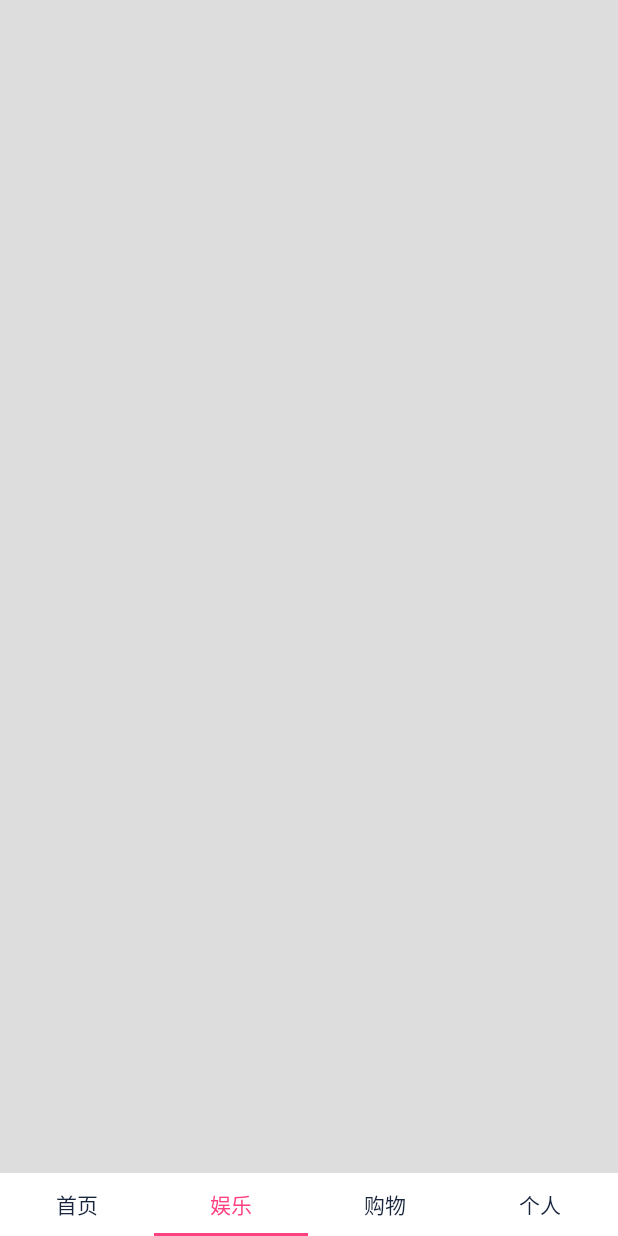
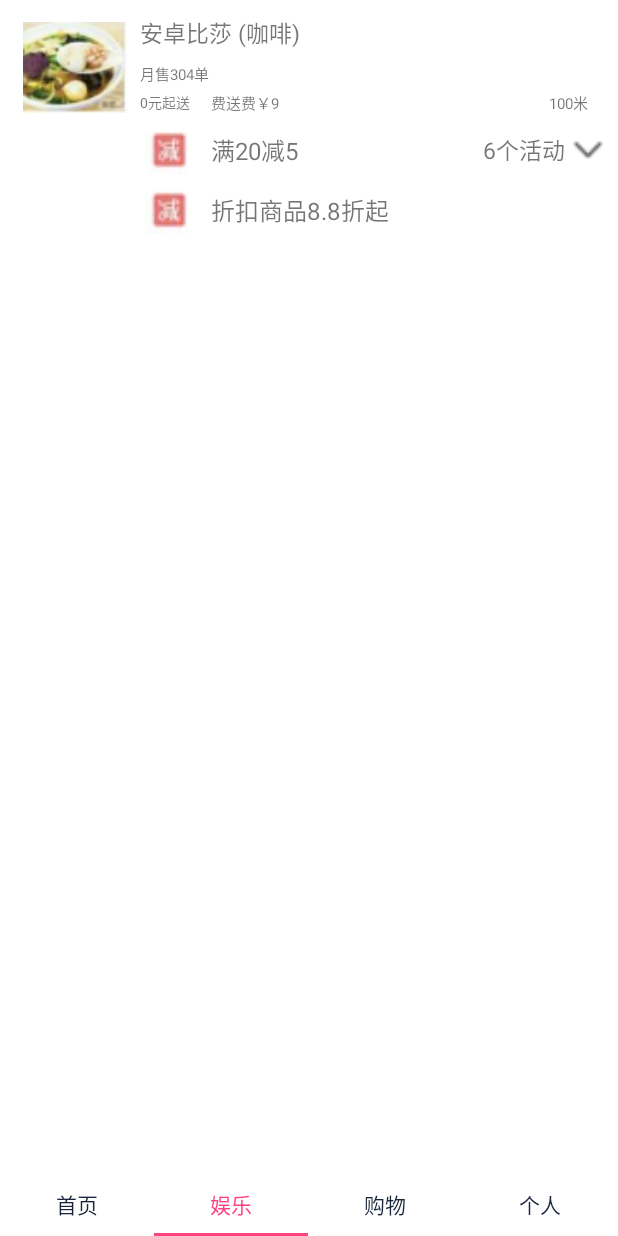
Before and after one commit to lixiangoko/ModuleEagle, an Android app: the screen it shows after launch (MainActivity), item 2 of the bottom bar chosen, on a phone screen of 412 x 824 dp. Run offline under Robolectric (Android 15) with nearby library versions, the phone set to English and light mode, and no system bars; libraries missing offline, so code that uses them is left out: com.lzy.okgo; 2 statements that could not run were skipped.

Commit message:
仿饿了么外卖展示活动列表

```diff
--- a/ModuleEagle/app/build.gradle
+++ b/ModuleEagle/app/build.gradle
@@ -38,7 +38,4 @@ dependencies {
     compile 'com.squareup.picasso:picasso:2.5.2'
     compile 'com.github.bumptech.glide:glide:3.7.0'
     testCompile 'junit:junit:4.12'
-    compile files('libs/aip-java-sdk-3.1.0.jar')
-    compile files('libs/ocr-sdk.jar')
-    compile files('libs/alibaba-cloudapi-sdk-core-1.0.2.jar')
 }
--- a/ModuleEagle/app/src/main/AndroidManifest.xml
+++ b/ModuleEagle/app/src/main/AndroidManifest.xml
@@ -37,7 +37,7 @@
             android:name=".activity.MapActivity"
             android:configChanges="orientation|keyboardHidden|screenSize" />
         <activity android:name=".activity.LongPhotoActivity" />
-        <activity android:name=".activity.BusinessActivity"></activity>
+        <activity android:name=".activity.TextActivity"></activity>
     </application>
 
 </manifest>
--- /dev/null
+++ b/ModuleEagle/app/src/main/java/song/com/cn/myapplication/fold/MyAdapter.java
@@ -0,0 +1,97 @@
+package song.com.cn.myapplication.fold;
+
+import android.content.Context;
+import android.view.View;
+import android.view.ViewGroup;
+import android.widget.BaseExpandableListAdapter;
+import android.widget.TextView;
+
+import java.util.List;
+
+import song.com.cn.myapplication.R;
+
+/**
+ * @author lixiangsong
+ * @date 创建时间 : 2017/9/28
+ * @Description:
+ */
+
+public class MyAdapter extends BaseExpandableListAdapter {
+    private List<String> groupList;//外层的数据源
+    private List<List<String>> childList;//里层的数据源
+    private Context context;
+    private List<String> twoChild;
+    public MyAdapter(Context context, List<String> groupList, List<List<String>> child,List<String> twoChild) {
+        this.context = context;
+        this.groupList = groupList;
+        this.childList = child;
+        this.twoChild = twoChild;
+    }
+
+    @Override
+    public int getGroupCount() {
+        return groupList.size();
+    }
+
+    /**
+     * 这个返回的一定要是对应外层的item里面的List集合的size
+     *
+     * @param groupPosition
+     * @return
+     */
+    @Override
+    public int getChildrenCount(int groupPosition) {
+        return childList.get(groupPosition).size();
+    }
+
+    @Override
+    public Object getGroup(int groupPosition) {
+        return groupPosition;
+    }
+
+    @Override
+    public Object getChild(int groupPosition, int childPosition) {
+        return childList.get(groupPosition).get(childPosition);
+    }
+
+    @Override
+    public long getGroupId(int groupPosition) {
+        return groupPosition;
+    }
+
+    @Override
+    public long getChildId(int groupPosition, int childPosition) {
+        return childPosition;
+    }
+
+    @Override
+    public boolean hasStableIds() {
+        return true;
+    }
+
+    @Override
+    public View getGroupView(int groupPosition, boolean isExpanded, View convertView, ViewGroup parent) {
+        convertView = View.inflate(context, R.layout.map_group_item, null);
+        //分组名字
+        TextView textView = (TextView) convertView.findViewById(R.id.group_textview);
+        //子元素的个数
+        TextView numbe2r = (TextView) convertView.findViewById(R.id.group_textview2);
+        textView.setText(twoChild.get(0));
+        numbe2r.setText(twoChild.get(1));
+        return convertView;
+    }
+
+    @Override
+    public View getChildView(int groupPosition, int childPosition, boolean isLastChild, View view, ViewGroup viewGroup) {
+        view = View.inflate(context, R.layout.map_content_child_item, null);
+        TextView textView = (TextView) view.findViewById(R.id.child_name);
+        //外层的分组名字
+        textView.setText(childList.get(groupPosition).get(childPosition));
+        return view;
+    }
+
+    @Override
+    public boolean isChildSelectable(int groupPosition, int childPosition) {
+        return true;
+    }
+}
--- a/ModuleEagle/app/src/main/java/song/com/cn/myapplication/fragment/HomeFragment.java
+++ b/ModuleEagle/app/src/main/java/song/com/cn/myapplication/fragment/HomeFragment.java
@@ -14,7 +14,6 @@ import android.widget.TextView;
 import android.widget.Toast;
 
 import song.com.cn.myapplication.R;
-import song.com.cn.myapplication.activity.BusinessActivity;
 import song.com.cn.myapplication.activity.LongPhotoActivity;
 import song.com.cn.myapplication.activity.MapActivity;
 import song.com.cn.myapplication.bean.WeatherBean;
@@ -163,8 +162,6 @@ public class HomeFragment extends Fragment implements View.OnClickListener {
                 startActivity(intent);
                 break;
             case R.id.business_tv://营业执照
-                Intent intent2 = new Intent(getActivity(), BusinessActivity.class);
-                startActivity(intent2);
                 break;
         }
     }
--- a/ModuleEagle/app/src/main/java/song/com/cn/myapplication/fragment/RecreationFragment.java
+++ b/ModuleEagle/app/src/main/java/song/com/cn/myapplication/fragment/RecreationFragment.java
@@ -6,9 +6,13 @@ import android.support.v4.app.Fragment;
 import android.view.LayoutInflater;
 import android.view.View;
 import android.view.ViewGroup;
+import android.widget.ExpandableListView;
+
+import java.util.ArrayList;
+import java.util.List;
 
 import song.com.cn.myapplication.R;
-import song.com.cn.myapplication.person.Cat;
+import song.com.cn.myapplication.fold.MyAdapter;
 
 /**
  * @author lixiangsong
@@ -17,22 +21,50 @@ import song.com.cn.myapplication.person.Cat;
  */
 
 public class RecreationFragment extends Fragment {
+    private ExpandableListView expandableListView;
+    private MyAdapter myAdapter;
 
 
     @Nullable
     @Override
     public View onCreateView(LayoutInflater inflater, @Nullable ViewGroup container, @Nullable Bundle savedInstanceState) {
         View view = inflater.inflate(R.layout.map_fragment_item, container, false);
-
+        initView(view);
         return view;
     }
 
+    private void initView(View view) {
+        expandableListView = (ExpandableListView) view.findViewById(R.id.expendablelistview);
+
+        addData("幼稚园同学", new String[]{"满20减5", "折扣商品8.8折起 ", "消费满100送咖啡2杯", "可开发票/增值型发票", "新用户立减3元", "08:10~09:10 可享受9折优惠"});
+
+    }
+
+    /**
+     * 用来添加数据的方法
+     */
+    private void addData(String group, String[] friend) {
+        List<String> groupList = new ArrayList<>();
+        List<List<String>> childList = new ArrayList<>();
+        List<String> chi = new ArrayList<String>();
+        groupList.add(group);
+        //每一个item打开又是一个不同的list集合
+        List<String> childitem = new ArrayList<>();
+        for (int i = 0; i < friend.length; i++) {
+            if (i > 1) {
+                childitem.add(friend[i]);
+            } else {
+                chi.add(friend[i]);
+            }
+        }
+        childList.add(childitem);
+        myAdapter = new MyAdapter(getActivity(), groupList, childList, chi);
+        expandableListView.setAdapter(myAdapter);
+    }
 
     @Override
     public void onStart() {
         super.onStart();
-        Cat cat=new Cat();
-        cat.eat();
     }
 
     @Override
--- a/ModuleEagle/app/src/main/res/layout/home_fragment_item.xml
+++ b/ModuleEagle/app/src/main/res/layout/home_fragment_item.xml
@@ -119,6 +119,6 @@
         android:layout_gravity="center"
         android:background="@color/alpha_gray"
         android:gravity="center"
-        android:text="营业执照识别"
+        android:text="待定"
         android:textSize="18sp" />
 </LinearLayout>
--- a/ModuleEagle/app/src/main/res/layout/map_fragment_item.xml
+++ b/ModuleEagle/app/src/main/res/layout/map_fragment_item.xml
@@ -2,7 +2,80 @@
 <LinearLayout xmlns:android="http://schemas.android.com/apk/res/android"
     android:layout_width="match_parent"
     android:layout_height="match_parent"
+    android:background="@color/white"
     android:orientation="vertical">
 
+    <LinearLayout
+        android:layout_width="match_parent"
+        android:layout_height="wrap_content"
+        android:layout_marginLeft="15dp"
+        android:layout_marginTop="10dp"
+        android:orientation="horizontal">
 
+        <ImageView
+            android:layout_width="70dp"
+            android:layout_height="70dp"
+            android:src="@mipmap/shop" />
+
+        <LinearLayout
+            android:layout_width="match_parent"
+            android:layout_height="wrap_content"
+            android:orientation="vertical">
+
+            <TextView
+                android:layout_width="wrap_content"
+                android:layout_height="wrap_content"
+                android:layout_marginLeft="8dp"
+                android:text="安卓比莎 (咖啡)"
+                android:textSize="15sp" />
+
+            <TextView
+                android:layout_width="wrap_content"
+                android:layout_height="wrap_content"
+                android:layout_marginLeft="8dp"
+                android:layout_marginTop="8dp"
+                android:text="月售304单"
+                android:textSize="10sp" />
+
+            <RelativeLayout
+                android:layout_width="match_parent"
+                android:layout_height="wrap_content"
+                android:layout_marginTop="4dp">
+
+                <TextView
+                    android:id="@+id/id_n"
+                    android:layout_width="wrap_content"
+                    android:layout_height="wrap_content"
+                    android:layout_marginLeft="8dp"
+                    android:text="0元起送"
+                    android:textSize="9sp" />
+
+                <TextView
+                    android:layout_width="wrap_content"
+                    android:layout_height="wrap_content"
+                    android:layout_marginLeft="14dp"
+                    android:layout_toRightOf="@+id/id_n"
+                    android:text="费送费￥9"
+                    android:textSize="10sp" />
+
+                <TextView
+                    android:layout_width="wrap_content"
+                    android:layout_height="wrap_content"
+                    android:layout_alignParentRight="true"
+                    android:layout_marginLeft="14dp"
+                    android:layout_marginRight="20dp"
+                    android:text="100米"
+                    android:textSize="10sp" />
+            </RelativeLayout>
+        </LinearLayout>
+
+    </LinearLayout>
+
+    <ExpandableListView
+        android:id="@+id/expendablelistview"
+        android:layout_width="match_parent"
+        android:layout_height="match_parent"
+        android:layout_marginLeft="85dp"
+        android:divider="@color/white"
+        android:groupIndicator="@null" />
 </LinearLayout>
--- /dev/null
+++ b/ModuleEagle/app/src/main/res/layout/map_group_item.xml
@@ -0,0 +1,60 @@
+<?xml version="1.0" encoding="utf-8"?>
+<RelativeLayout xmlns:android="http://schemas.android.com/apk/res/android"
+    android:layout_width="match_parent"
+    android:layout_height="match_parent"
+    android:background="@color/white">
+
+    <ImageView
+        android:id="@+id/child_img"
+        android:layout_width="30dp"
+        android:layout_height="40dp"
+        android:layout_marginLeft="10dp"
+        android:src="@mipmap/jian" />
+
+    <TextView
+        android:id="@+id/group_textview"
+        android:layout_width="wrap_content"
+        android:layout_height="40dp"
+        android:layout_marginLeft="15dp"
+        android:layout_toRightOf="@+id/child_img"
+        android:gravity="center_vertical"
+        android:text="吉泽明步"
+        android:textSize="16sp" />
+
+    <TextView
+        android:layout_width="wrap_content"
+        android:layout_height="40dp"
+        android:layout_marginRight="5dp"
+        android:layout_toLeftOf="@+id/group_number"
+        android:gravity="center_vertical"
+        android:text="6个活动"
+        android:textSize="15sp" />
+
+    <ImageView
+        android:id="@+id/group_number"
+        android:layout_width="20dp"
+        android:layout_height="40dp"
+        android:layout_alignParentRight="true"
+        android:layout_marginRight="10dp"
+        android:src="@mipmap/xxjt_butt_nor_ic" />
+
+    <ImageView
+        android:id="@+id/child_img2"
+        android:layout_width="30dp"
+        android:layout_height="40dp"
+        android:layout_below="@+id/group_textview"
+        android:layout_marginLeft="10dp"
+        android:src="@mipmap/jian" />
+
+    <TextView
+        android:id="@+id/group_textview2"
+        android:layout_width="wrap_content"
+        android:layout_height="40dp"
+        android:layout_below="@+id/group_number"
+        android:layout_marginLeft="15dp"
+        android:layout_toRightOf="@id/child_img2"
+        android:gravity="center_vertical"
+        android:text="吉泽明步"
+        android:textSize="16sp" />
+
+</RelativeLayout>
```
Also changed, not shown: ModuleEagle/app/src/main/java/song/com/cn/myapplication/activity/BusinessActivity.java (deleted, +0 -173 lines), ModuleEagle/app/src/main/java/song/com/cn/myapplication/activity/TextActivity.java (added, +19 -0 lines), ModuleEagle/app/src/main/res/layout/activity_business.xml (deleted, +0 -15 lines), ModuleEagle/app/src/main/res/layout/activity_text.xml (added, +12 -0 lines), ModuleEagle/app/src/main/res/layout/map_content_child_item.xml (added, +26 -0 lines), ModuleEagle/app/libs/aip-java-sdk-3.1.0.jar (deleted), ModuleEagle/app/src/main/res/mipmap-xhdpi/jian.png (added), ModuleEagle/app/src/main/res/mipmap-xhdpi/shop.png (added), ModuleEagle/app/src/main/res/mipmap-xhdpi/xxjt_butt_nor_ic.png (added).
